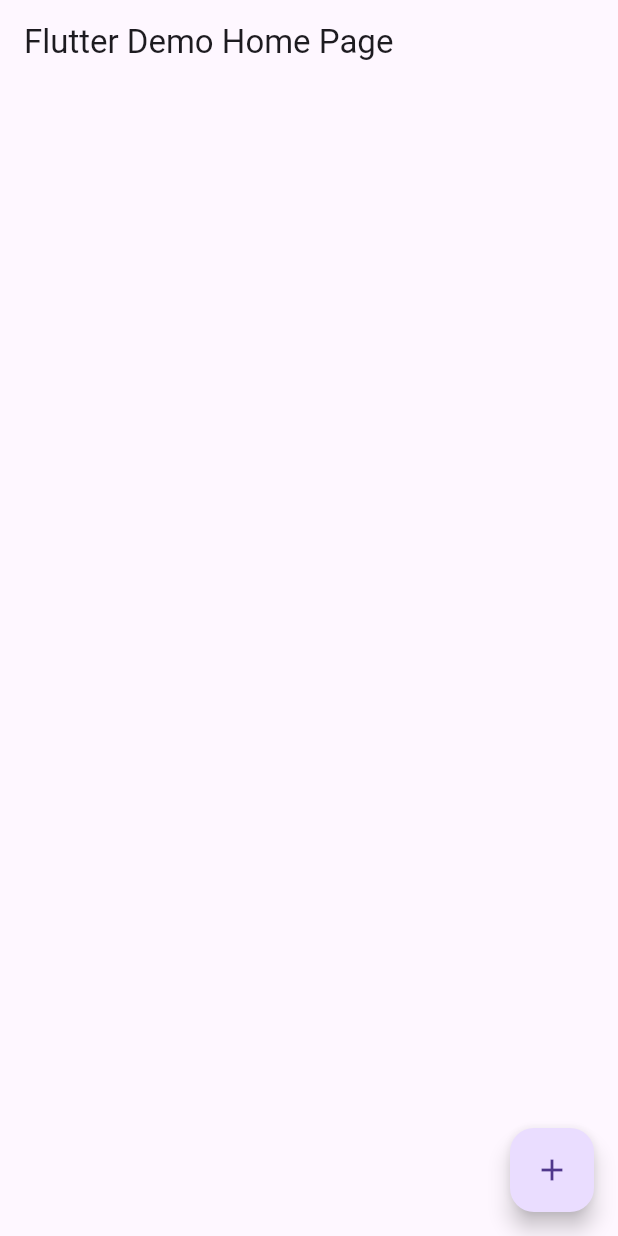
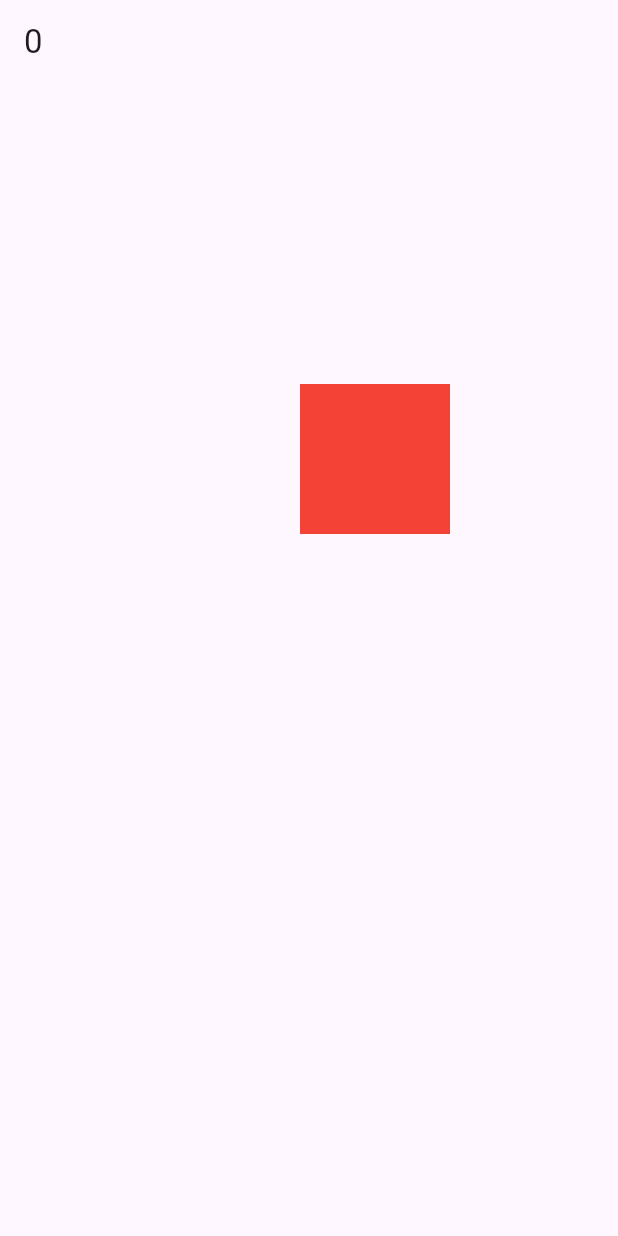
Before and after one commit to dtJason1/multi_touch, a Flutter app: the screen it shows after launch, on a phone screen of 412 x 824 dp. Run offline on Flutter 3.47's test engine with Material 3 defaults, Android fonts, the light colour scheme and no system bars.

Commit message:
multi_touch

```diff
--- a/lib/main.dart
+++ b/lib/main.dart
@@ -1,74 +1,154 @@
+import 'package:flutter/gestures.dart';
 import 'package:flutter/material.dart';
-import 'package:touch_indicator/touch_indicator.dart';
-import 'package:pinch_zoom/pinch_zoom.dart';
 
-void main() => runApp(MyApp());
+void main() {
+  runApp(const MyApp());
+}
 
 class MyApp extends StatelessWidget {
-  // This widget is the root of your application.
+  const MyApp({Key? key}) : super(key: key);
+
   @override
   Widget build(BuildContext context) {
     return MaterialApp(
       title: 'Flutter Demo',
-      builder: (context, child) => TouchIndicator(child: child!, forceInReleaseMode: true,),
-      home: TouchIndicator(
-        // forceInReleaseMode: true,
-        // enabled: true,
-        // indicatorSize: 80,
-        // indicatorColor: Colors.deepOrange,
-        child: MyHomePage(
-          title: 'Flutter Demo Home Page',
-        ),
+      theme: ThemeData(
+        primarySwatch: Colors.blue,
+      ),
+      home: const MyHomePage(title: 'Flutter Demo Home Page'),
+    );
+  }
+}
+
+class MyHomePage extends StatefulWidget {
+  const MyHomePage({Key? key, required this.title}) : super(key: key);
+
+  final String title;
+
+  @override
+  State<MyHomePage> createState() => _MyHomePageState();
+}
+
+class _MyHomePageState extends State<MyHomePage> {
+  int _counter = 0;
+  TouchCallbacks touchCallbacks = TouchCallbacks();
+
+  @override
+  Widget build(BuildContext context) {
+    return Scaffold(
+      appBar: AppBar(
+        title: Text(touchCallbacks.taps.length.toString()),
+      ),
+      body: Stack(
+        children: [
+          Positioned(
+            left: touchCallbacks.taps.length == 3
+                ? touchCallbacks.taps.first.offset.dx
+                : 200,
+            top: touchCallbacks.taps.length == 3
+                ? touchCallbacks.taps.first.offset.dy
+                : 200,
+            child: Container(
+              height: 100,
+              width: 100,
+              color: Colors.red,
+            ),
+          ),
+          RawGestureDetector(
+            gestures: <Type, GestureRecognizerFactory>{
+              ImmediateMultiDragGestureRecognizer:
+              GestureRecognizerFactoryWithHandlers<
+                  ImmediateMultiDragGestureRecognizer>(
+                      () => ImmediateMultiDragGestureRecognizer(),
+                      (ImmediateMultiDragGestureRecognizer instance) {
+                    instance.onStart = (Offset offset) {
+                      setState(() {
+                        _counter++;
+                        touchCallbacks.touchBegan(TouchData(_counter, offset));
+                      });
+                      return ItemDrag((details, tId) {
+                        setState(() {
+                          touchCallbacks
+                              .touchMoved(TouchData(tId, details.globalPosition));
+                        });
+                      }, (details, tId) {
+                        touchCallbacks
+                            .touchEnded(TouchData(tId, const Offset(0, 0)));
+                      }, (tId) {
+                        touchCallbacks
+                            .touchCanceled(TouchData(tId, const Offset(0, 0)));
+                      }, _counter);
+                    };
+                  }),
+            },
+          ),
+        ],
       ),
     );
   }
 }
 
-class MyHomePage extends StatefulWidget {
-  MyHomePage({Key? key, required this.title}) : super(key: key);
+/// Just saving the taps information here
+class TouchCallbacks {
+  List<TouchData> taps = []; //list that holds ongoing taps or drags
+  void touchBegan(TouchData touch) {
+    taps.add(touch);
+    //touch began code here
+  }
 
-  final String title;
+  void touchMoved(TouchData touch) {
+    for (int i = 0; i < taps.length; i++) {
+      if (taps[i].touchId == touch.touchId) {
+        taps[i] = touch;
+        break;
+      }
+    }
+    //touch moved code here
+  }
+
+  void touchCanceled(TouchData touch) {
+    //touch canceled code here
+    taps.removeWhere((element) => element.touchId == touch.touchId);
+  }
+
+  void touchEnded(TouchData touch) {
+    //touch ended code here
+    taps.removeWhere((element) => element.touchId == touch.touchId);
+  }
+}
+
+///Every touch point must have the touch id, here touch id will be every offset on the screen
+///until finger has not left i.e., until drag doesn't end.
+class TouchData {
+  final int touchId;
+  final Offset offset;
+
+  TouchData(this.touchId, this.offset);
+}
+
+class ItemDrag extends Drag {
+  final Function onUpdate;
+  final Function onEnd;
+  final Function onCancel;
+  final int touchId;
+
+  ItemDrag(this.onUpdate, this.onEnd, this.onCancel, this.touchId);
 
   @override
-  _MyHomePageState createState() => _MyHomePageState();
-}
-
-class _MyHomePageState extends State<MyHomePage> {
-  int _counter = 0;
-
-  void _incrementCounter() {
-    setState(() {
-      _counter++;
-    });
+  void update(DragUpdateDetails details) {
+    super.update(details);
+    onUpdate(details, touchId);
   }
 
   @override
-  Widget build(BuildContext context) {
-    return Scaffold(
-      appBar: AppBar(
-        title: Text(widget.title),
-      ),
-      body: GestureDetector(
-        onVerticalDragUpdate: (details) {
-          int sensitivity = 8;
-          if (details.delta.dy > sensitivity) {
-            print("dy swiped");
-            // Down Swipe
-          } else if(details.delta.dy < -sensitivity){
-            print("dy swiped -");
-          }
-        },
-        child: Container(
-          width: MediaQuery.of(context).size.width,
-          height: MediaQuery.of(context).size.height,
+  void end(DragEndDetails details) {
+    super.end(details);
+    onEnd(details, touchId);
+  }
 
-        ),
-      ),
-      floatingActionButton: FloatingActionButton(
-        onPressed: _incrementCounter,
-        tooltip: 'Increment',
-        child: const Icon(Icons.add),
-      ),
-    );
+  @override
+  void cancel() {
+    super.cancel();
+    onCancel(touchId);
   }
 }
--- a/pubspec.yaml
+++ b/pubspec.yaml
@@ -47,7 +47,7 @@ dev_dependencies:
   # package. See that file for information about deactivating specific lint
   # rules and activating additional ones.
   flutter_lints: ^3.0.0
-  touch_indicator: ^2.0.0
+  multi_finger_gesture_detector: 1.0.0
 
 # For information on the generic Dart part of this file, see the
 # following page: https://dart.dev/tools/pub/pubspec
```
